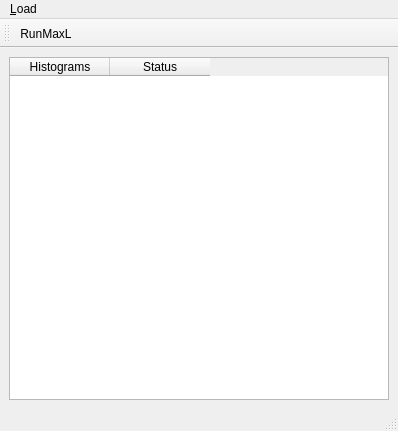
Old version of the form gui.ui in the repository andyofmelbourne/MaxLhist.
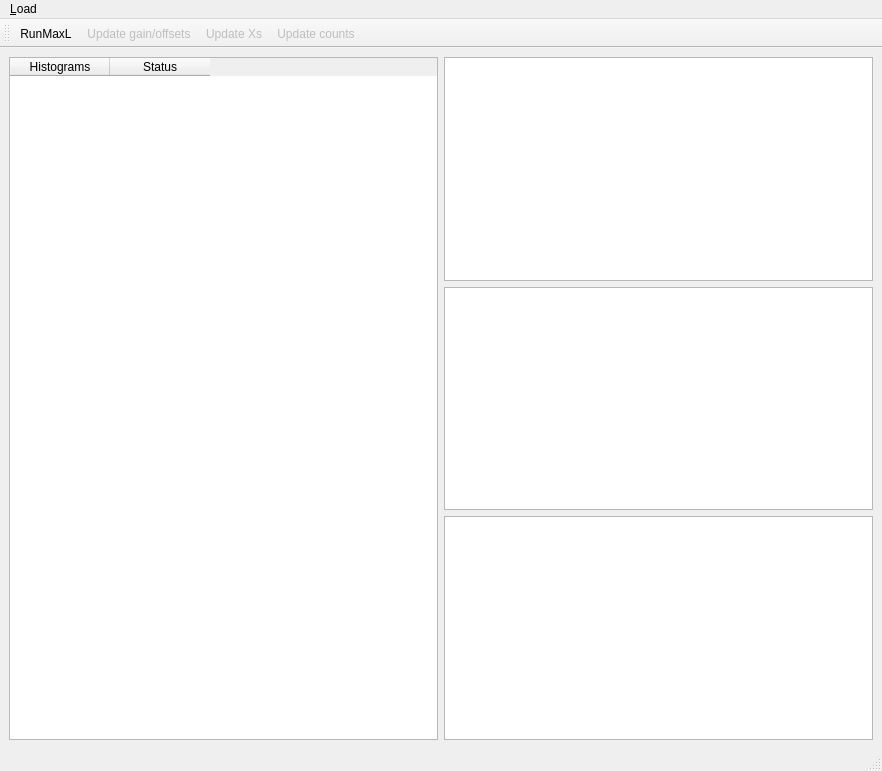
New version of the form. Custom widgets are drawn as their Qt base class.

Commit message: now previews in three pyqtgraph plots

Patch:
```diff
--- a/gui.ui
+++ b/gui.ui
@@ -6,16 +6,16 @@
    <rect>
     <x>0</x>
     <y>0</y>
-    <width>398</width>
-    <height>431</height>
+    <width>882</width>
+    <height>771</height>
    </rect>
   </property>
   <property name="windowTitle">
    <string>MainWindow</string>
   </property>
   <widget class="QWidget" name="centralwidget">
-   <layout class="QGridLayout" name="gridLayout">
-    <item row="0" column="0">
+   <layout class="QHBoxLayout" name="horizontalLayout">
+    <item>
      <widget class="QTableWidget" name="tableWidget">
       <property name="editTriggers">
        <set>QAbstractItemView::NoEditTriggers</set>
@@ -41,6 +41,19 @@
       </column>
      </widget>
     </item>
+    <item>
+     <layout class="QVBoxLayout" name="verticalLayout_3">
+      <item>
+       <widget class="PlotWidget" name="graphicsView"/>
+      </item>
+      <item>
+       <widget class="PlotWidget" name="graphicsView_2"/>
+      </item>
+      <item>
+       <widget class="PlotWidget" name="graphicsView_3"/>
+      </item>
+     </layout>
+    </item>
    </layout>
   </widget>
   <widget class="QMenuBar" name="menubar">
@@ -48,7 +61,7 @@
     <rect>
      <x>0</x>
      <y>0</y>
-     <width>398</width>
+     <width>882</width>
      <height>25</height>
     </rect>
    </property>
@@ -62,6 +75,9 @@
   </widget>
   <widget class="QStatusBar" name="statusbar"/>
   <widget class="QToolBar" name="toolBar">
+   <property name="enabled">
+    <bool>true</bool>
+   </property>
    <property name="windowTitle">
     <string>toolBar</string>
    </property>
@@ -72,6 +88,9 @@
     <bool>false</bool>
    </attribute>
    <addaction name="actionRunMaxL"/>
+   <addaction name="actionUpdate_gain_offsets"/>
+   <addaction name="actionUpdate_Xs"/>
+   <addaction name="actionUpdate_counts"/>
   </widget>
   <action name="actionLoad_process_file">
    <property name="text">
@@ -83,7 +102,43 @@
     <string>RunMaxL</string>
    </property>
   </action>
+  <action name="actionUpdate_gain_offsets">
+   <property name="enabled">
+    <bool>false</bool>
+   </property>
+   <property name="text">
+    <string>Update gain/offsets</string>
+   </property>
+  </action>
+  <action name="actionUpdate_Xs">
+   <property name="enabled">
+    <bool>false</bool>
+   </property>
+   <property name="text">
+    <string>Update Xs</string>
+   </property>
+  </action>
+  <action name="actionUpdate_counts">
+   <property name="enabled">
+    <bool>false</bool>
+   </property>
+   <property name="text">
+    <string>Update counts</string>
+   </property>
+  </action>
+  <action name="actionAdd_variable">
+   <property name="text">
+    <string>add variable</string>
+   </property>
+  </action>
  </widget>
+ <customwidgets>
+  <customwidget>
+   <class>PlotWidget</class>
+   <extends>QGraphicsView</extends>
+   <header>pyqtgraph</header>
+  </customwidget>
+ </customwidgets>
  <resources/>
  <connections/>
 </ui>
```
The commit also changes 2 other files.
